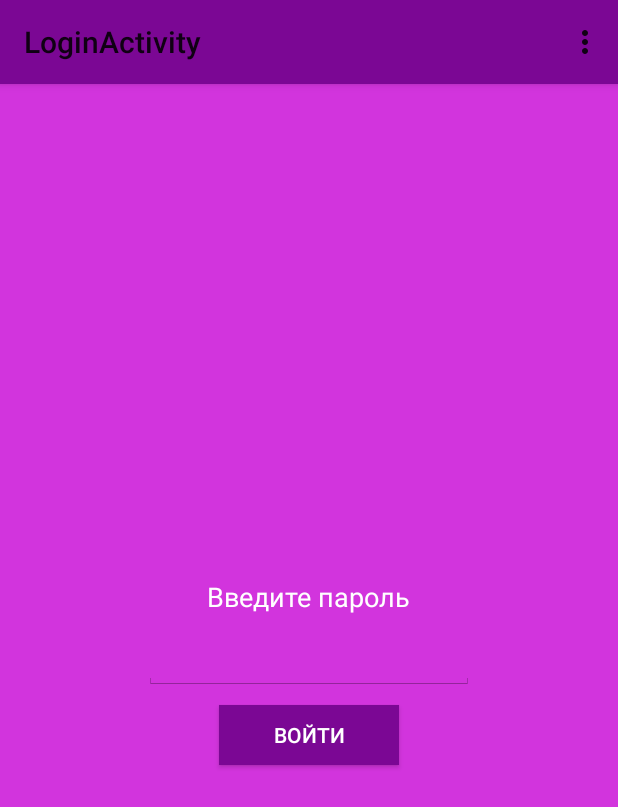
After one commit to oshurmamadov/OperatorApp, an Android app: the LoginActivity screen opened directly, with no data from a screen before it, on a phone screen of 412 x 824 dp. The commit adds this screen. Shown: the top 807 px of the screen. Run offline under Robolectric (Android 15) with nearby library versions, the phone set to English and light mode, and no system bars.

Commit message:
Login layout was added

```diff
--- a/app/src/main/AndroidManifest.xml
+++ b/app/src/main/AndroidManifest.xml
@@ -44,16 +44,23 @@
 
         <activity
             android:name=".MapsActivity"
-            android:screenOrientation="portrait" >
+            android:screenOrientation="portrait"
             android:label="@string/title_activity_maps" >
         </activity>
         <activity
             android:name=".AddDriver"
+            android:screenOrientation="portrait"
             android:label="@string/title_activity_add_driver" >
         </activity>
         <activity
             android:name=".EditActivity"
+            android:screenOrientation="portrait"
             android:label="@string/title_activity_edit" >
+        </activity>
+        <activity
+            android:name=".LoginActivity"
+            android:screenOrientation="portrait"
+            android:label="@string/title_activity_login" >
         </activity>
     </application>
 
--- /dev/null
+++ b/app/src/main/java/operator/com/operatorapp/LoginActivity.java
@@ -0,0 +1,39 @@
+package operator.com.operatorapp;
+
+import android.support.v7.app.ActionBarActivity;
+import android.os.Bundle;
+import android.view.Menu;
+import android.view.MenuItem;
+
+
+public class LoginActivity extends ActionBarActivity {
+
+    @Override
+    protected void onCreate(Bundle savedInstanceState) {
+        super.onCreate(savedInstanceState);
+        setContentView(R.layout.activity_login);
+    }
+
+
+    @Override
+    public boolean onCreateOptionsMenu(Menu menu) {
+        // Inflate the menu; this adds items to the action bar if it is present.
+        getMenuInflater().inflate(R.menu.menu_login, menu);
+        return true;
+    }
+
+    @Override
+    public boolean onOptionsItemSelected(MenuItem item) {
+        // Handle action bar item clicks here. The action bar will
+        // automatically handle clicks on the Home/Up button, so long
+        // as you specify a parent activity in AndroidManifest.xml.
+        int id = item.getItemId();
+
+        //noinspection SimplifiableIfStatement
+        if (id == R.id.action_settings) {
+            return true;
+        }
+
+        return super.onOptionsItemSelected(item);
+    }
+}
--- a/app/src/main/java/operator/com/operatorapp/MapsActivity.java
+++ b/app/src/main/java/operator/com/operatorapp/MapsActivity.java
@@ -533,7 +533,7 @@ public class MapsActivity extends ActionBarActivity {
             @Override
             public void onClick(View v) {
                 editL.setBackgroundColor(getResources().getColor(R.color.loginPressed));
-               // deleteL.setBackgroundColor(getResources().getColor(R.color.white));
+                deleteL.setBackgroundColor(getResources().getColor(R.color.white));
                 Intent intent = new Intent(MapsActivity.this,EditActivity.class);
 
                 intent.putExtra("board",dc.cabsList.get(position));
@@ -555,7 +555,7 @@ public class MapsActivity extends ActionBarActivity {
             @Override
             public void onClick(View v) {
                 deleteL.setBackgroundColor(getResources().getColor(R.color.loginPressed));
-             //   editL.setBackgroundColor(getResources().getColor(R.color.white));
+                editL.setBackgroundColor(getResources().getColor(R.color.white));
 
                 AlertDialog.Builder deleteDialog = new AlertDialog.Builder(MapsActivity.this);
                 deleteDialog.setTitle("Удаление водителя")
--- /dev/null
+++ b/app/src/main/res/layout/activity_login.xml
@@ -0,0 +1,44 @@
+<RelativeLayout xmlns:android="http://schemas.android.com/apk/res/android"
+    xmlns:tools="http://schemas.android.com/tools"
+    android:layout_width="match_parent"
+    android:layout_height="match_parent"
+    android:paddingLeft="@dimen/activity_horizontal_margin"
+    android:paddingRight="@dimen/activity_horizontal_margin"
+    android:paddingTop="@dimen/activity_vertical_margin"
+    android:paddingBottom="@dimen/activity_vertical_margin"
+    tools:context="operator.com.operatorapp.LoginActivity"
+    android:background="@color/middleColor">
+
+
+    <EditText
+        android:layout_width="220dp"
+        android:layout_height="wrap_content"
+        android:id="@+id/editTextLogin"
+        android:layout_centerVertical="true"
+        android:layout_centerHorizontal="true"
+        style="@style/EditTextCustomHolo"
+        android:singleLine="true"
+        />
+
+    <TextView
+        android:layout_width="wrap_content"
+        android:layout_height="wrap_content"
+        android:textAppearance="?android:attr/textAppearanceMedium"
+        android:text="Введите пароль"
+        android:id="@+id/textView2"
+        android:layout_above="@+id/editTextLogin"
+        android:layout_centerHorizontal="true"
+        android:layout_marginBottom="10dp"
+        android:textColor="#ffffff" />
+
+    <Button
+        android:layout_width="120dp"
+        android:layout_height="40dp"
+        android:text="Войти"
+        android:id="@+id/buttonLogin"
+        android:background="@color/mainColor"
+        android:layout_below="@+id/editTextLogin"
+        android:layout_centerHorizontal="true"
+        android:layout_marginTop="10dp"
+        android:textColor="#ffffff" />
+</RelativeLayout>
--- a/app/src/main/res/layout/edit_delete.xml
+++ b/app/src/main/res/layout/edit_delete.xml
@@ -28,7 +28,15 @@
         android:textAppearance="?android:attr/textAppearanceMedium"
         android:text="Редактировать борт"
         android:id="@+id/textView" />
+
+
     </LinearLayout>
+
+    <ImageView
+        android:layout_width="fill_parent"
+        android:layout_height="wrap_content"
+        android:background="@drawable/line"
+        android:id="@+id/imageView20" />
 
     <LinearLayout
         android:id="@+id/deleteLayout"
@@ -44,6 +52,7 @@
             android:layout_marginLeft="10dp"
             android:layout_marginRight="10dp" />
 
+
         <TextView
             android:layout_width="wrap_content"
             android:layout_height="wrap_content"
--- /dev/null
+++ b/app/src/main/res/menu/menu_login.xml
@@ -0,0 +1,7 @@
+<menu xmlns:android="http://schemas.android.com/apk/res/android"
+    xmlns:app="http://schemas.android.com/apk/res-auto"
+    xmlns:tools="http://schemas.android.com/tools"
+    tools:context="operator.com.operatorapp.LoginActivity">
+    <item android:id="@+id/action_settings" android:title="@string/action_settings"
+        android:orderInCategory="100" app:showAsAction="never" />
+</menu>
--- a/app/src/main/res/values/strings.xml
+++ b/app/src/main/res/values/strings.xml
@@ -8,5 +8,6 @@
     <string name="title_activity_maps">Map</string>
     <string name="title_activity_add_driver">AddDriver</string>
     <string name="title_activity_edit">EditActivity</string>
+    <string name="title_activity_login">LoginActivity</string>
 
 </resources>
```
